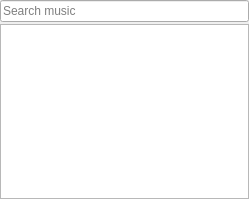
This is resource/ui/rooms.ui in AttorneyOnline/AO2-Client as Qt 5 draws it before an edit. The edited form follows.
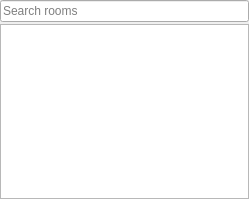
This is the edited form.

The edit to the form file:
```diff
--- a/resource/ui/rooms.ui
+++ b/resource/ui/rooms.ui
@@ -32,7 +32,7 @@
    <item>
     <widget class="QLineEdit" name="search">
      <property name="placeholderText">
-      <string>Search music</string>
+      <string>Search rooms</string>
      </property>
     </widget>
    </item>
```
Left out of the diff: 2 changed lines with no effect on the pictures.
